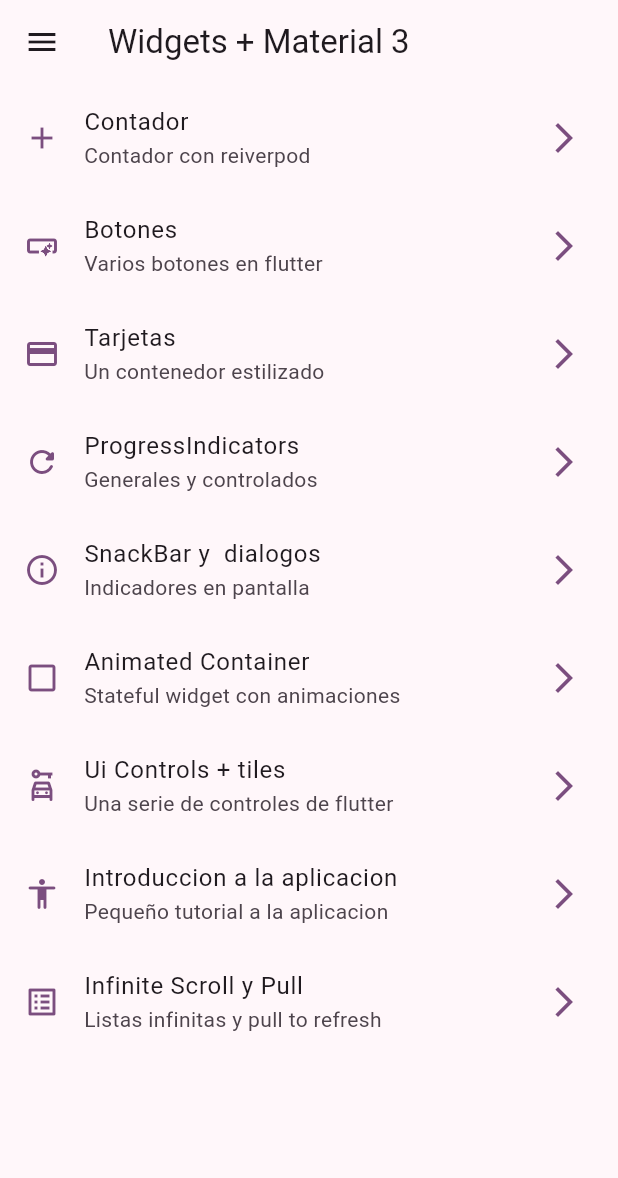
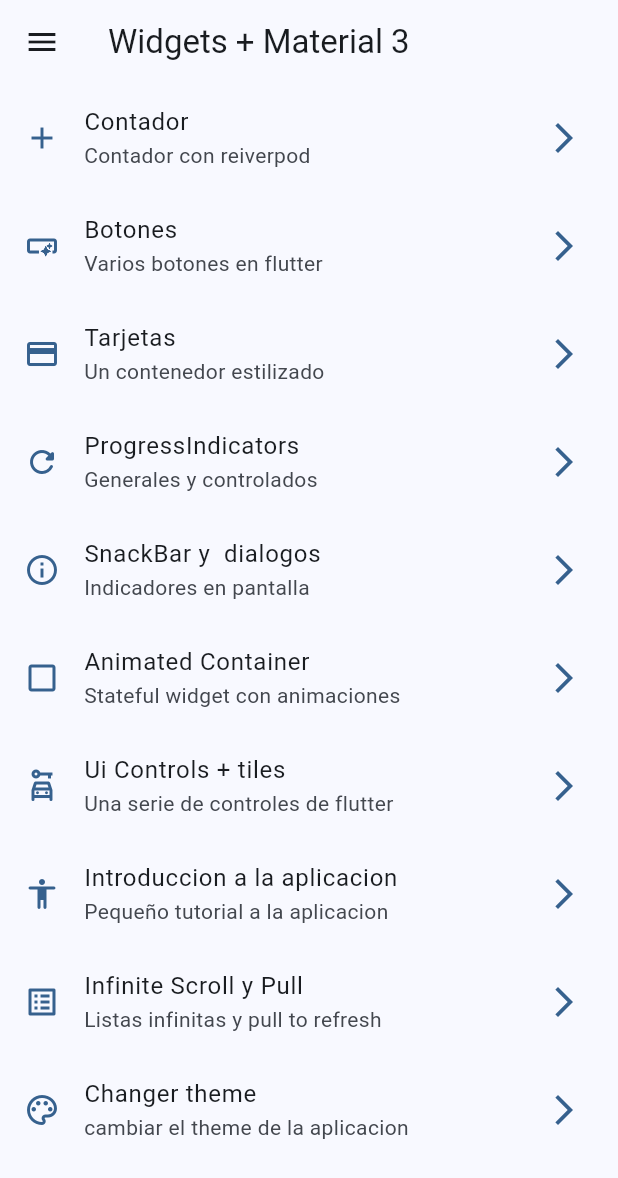
Before and after one commit to Victor-Venegas-Calbillan/widget-app, a Flutter app: the screen it shows after launch, on a phone screen of 412 x 824 dp. Shown: the top 1178 px of the screen. Run offline on Flutter 3.47's test engine with Material 2 defaults, Android fonts, the phone set to English and light mode, and no system bars; our stand-ins replace animate_do, flutter_riverpod, go_router.

Commit message:
Add theme changer menu item

```diff
--- a/lib/config/menu/menu_items.dart
+++ b/lib/config/menu/menu_items.dart
@@ -69,4 +69,10 @@ const appMenuitems = <MenuItem>[
     link: '/infinite',
     icon: Icons.list_alt_outlined,
   ),
+  MenuItem(
+    title: 'Changer theme',
+    subTitle: 'cambiar el theme de la aplicacion',
+    link: '/theme-changer',
+    icon: Icons.color_lens_outlined,
+  ),
 ];
--- a/lib/config/router/app_router.dart
+++ b/lib/config/router/app_router.dart
@@ -52,5 +52,10 @@ final appRouter = GoRouter(
       name: CounterScreen.name,
       builder: (context, state) => const CounterScreen(),
     ),
+    GoRoute(
+      path: '/theme-changer',
+      name: ThemeChangerScreen.name,
+      builder: (context, state) => const ThemeChangerScreen(),
+    ),
   ],
 );
--- a/lib/config/theme/app_theme.dart
+++ b/lib/config/theme/app_theme.dart
@@ -15,14 +15,17 @@ const colorList = <Color>[
 class AppThemme {
 
   final int selecetedColor;
+  final bool isDarkMode;
 
   AppThemme({
+    this.isDarkMode = false,
     this.selecetedColor = 0
   }): assert( selecetedColor >= 0, 'selecetedColor must be greater than 0'),
       assert( selecetedColor < colorList.length, 'selecetedColor must be less or equal than ${colorList.length -1 }');
 
   ThemeData getTheme() =>ThemeData(
     useMaterial3: true,
+    brightness: isDarkMode ? Brightness.dark : Brightness.light,
     colorSchemeSeed: colorList[selecetedColor],
     appBarTheme: const AppBarTheme(
       centerTitle: false,
--- a/lib/main.dart
+++ b/lib/main.dart
@@ -2,6 +2,7 @@ import 'package:flutter/material.dart';
 import 'package:flutter_riverpod/flutter_riverpod.dart';
 import 'package:widgets_app/config/router/app_router.dart';
 import 'package:widgets_app/config/theme/app_theme.dart';
+import 'package:widgets_app/presentation/providers/theme_provider.dart';
 
 void main() {
   runApp(
@@ -11,16 +12,19 @@ void main() {
   );
 }
 
-class MainApp extends StatelessWidget {
+class MainApp extends ConsumerWidget {
   const MainApp({super.key});
 
   @override
-  Widget build(BuildContext context) {
+  Widget build(BuildContext context, WidgetRef ref) {
+    final isDarkMode = ref.watch(isDarkModeProvider);
+    final selectedColor = ref.watch(selectedColorProvider);
+
     return MaterialApp.router(
       title: 'Widgets App',
       routerConfig: appRouter,
       debugShowCheckedModeBanner: false,
-      theme: AppThemme(selecetedColor: 4).getTheme(),
+      theme: AppThemme(selecetedColor: selectedColor, isDarkMode: isDarkMode).getTheme(),
     );
   }
 }
--- a/lib/presentation/providers/theme_provider.dart
+++ b/lib/presentation/providers/theme_provider.dart
@@ -1,3 +1,11 @@
 import 'package:flutter_riverpod/flutter_riverpod.dart';
+import 'package:widgets_app/config/theme/app_theme.dart';
 
+// listado de colores inmutables
+final colorListProvider = Provider((ref) => colorList);
+
+// un simple bool
 final isDarkModeProvider = StateProvider<bool>((ref) => false);
+
+
+final selectedColorProvider = StateProvider((ref) => 0);
--- a/lib/presentation/screens/screens.dart
+++ b/lib/presentation/screens/screens.dart
@@ -1,3 +1,4 @@
+export 'package:widgets_app/presentation/screens/theme_changer/them_changer_screen.dart';
 export 'package:widgets_app/presentation/screens/animated/animated_screen.dart';
 export 'package:widgets_app/presentation/screens/app_tutorial/app_tutorial_screen.dart';
 export 'package:widgets_app/presentation/screens/buttons/buttons_screen.dart';
```
Also changed, not shown: lib/presentation/screens/theme_changer/them_changer_screen.dart (added, +61 -0 lines).
